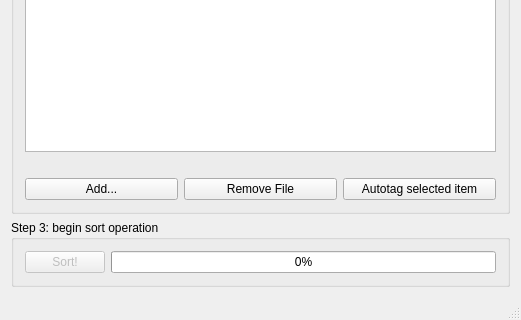
First picture: the form in mainwindow.ui, repository flxw/qtagsort, before the edit; both pictures show x 0 to 521 and y 225 to 545 of the 521 by 545 pixel window.
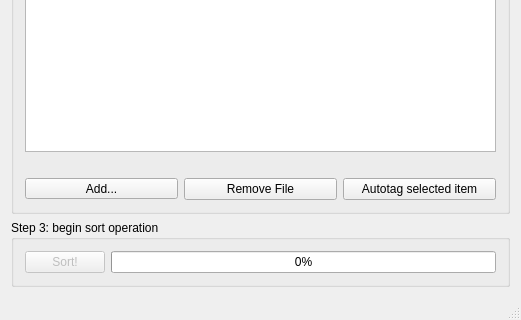
Second picture: the form after the edit.

Commit message:
close #7: now you have the option to add both files OR folders
OS restrictions demand this segregation....

The edit to the form file:
```diff
--- a/mainwindow.ui
+++ b/mainwindow.ui
@@ -92,6 +92,12 @@
       <layout class="QGridLayout" name="gridLayout_3">
        <item row="2" column="1">
         <widget class="QPushButton" name="delEntryButton">
+         <property name="sizePolicy">
+          <sizepolicy hsizetype="MinimumExpanding" vsizetype="Fixed">
+           <horstretch>0</horstretch>
+           <verstretch>0</verstretch>
+          </sizepolicy>
+         </property>
          <property name="text">
           <string>Remove File</string>
          </property>
@@ -137,15 +143,14 @@
          </attribute>
         </widget>
        </item>
-       <item row="2" column="0">
-        <widget class="QPushButton" name="addEntryButton">
-         <property name="text">
-          <string>Add...</string>
-         </property>
-        </widget>
-       </item>
        <item row="2" column="2">
         <widget class="QPushButton" name="autotagSelectedButton">
+         <property name="sizePolicy">
+          <sizepolicy hsizetype="MinimumExpanding" vsizetype="Fixed">
+           <horstretch>0</horstretch>
+           <verstretch>0</verstretch>
+          </sizepolicy>
+         </property>
          <property name="text">
           <string>Autotag selected item</string>
          </property>
@@ -158,6 +163,22 @@
          </property>
         </widget>
        </item>
+       <item row="2" column="0">
+        <widget class="QToolButton" name="addToolButton">
+         <property name="sizePolicy">
+          <sizepolicy hsizetype="MinimumExpanding" vsizetype="Fixed">
+           <horstretch>0</horstretch>
+           <verstretch>0</verstretch>
+          </sizepolicy>
+         </property>
+         <property name="text">
+          <string>Add...</string>
+         </property>
+         <property name="popupMode">
+          <enum>QToolButton::InstantPopup</enum>
+         </property>
+        </widget>
+       </item>
       </layout>
      </widget>
     </item>
```
The commit also changes 2 other files.
